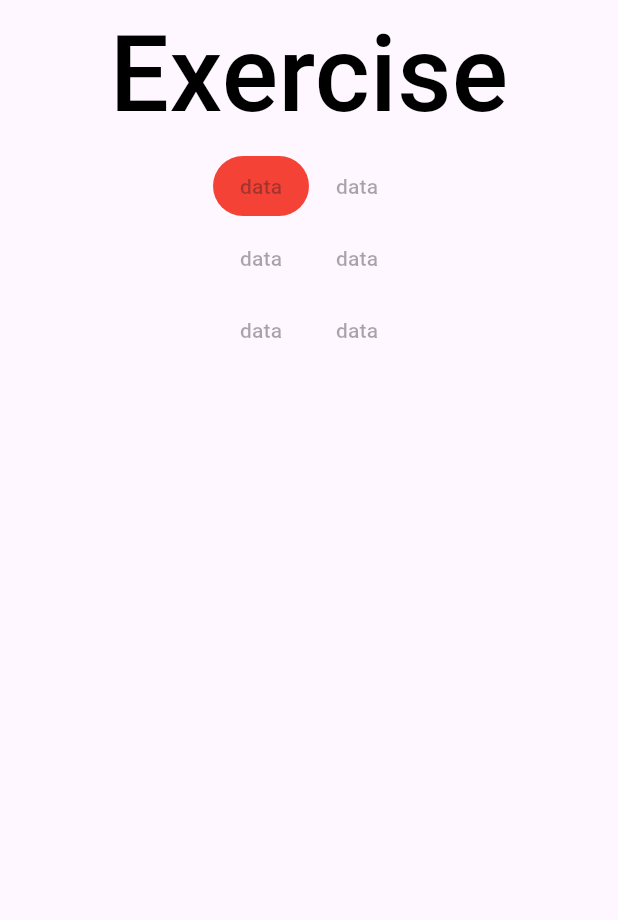
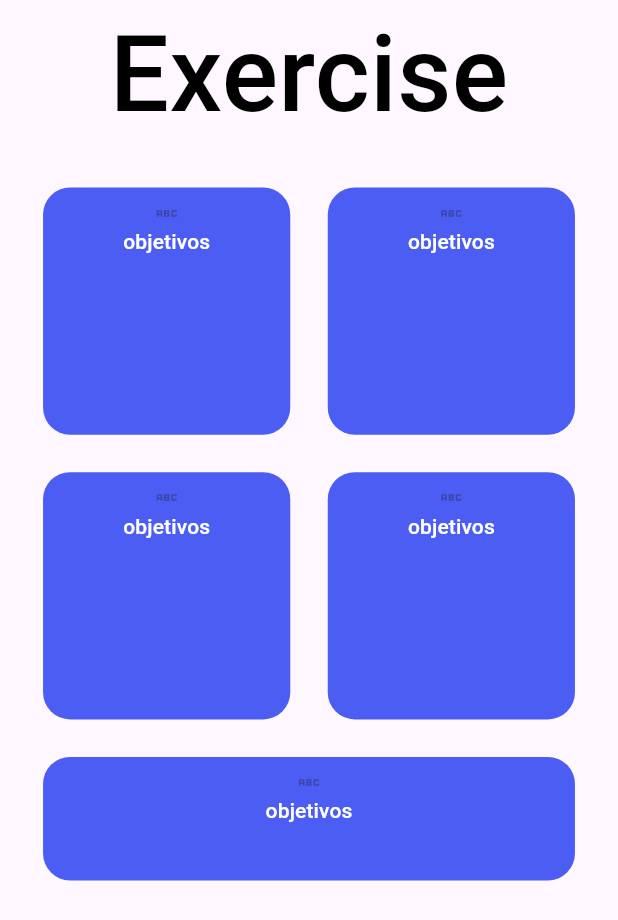
Before and after one commit to gabriel-canals/FitBro, a Flutter app: the ExerciseView widget shown alone on an empty page, opened directly, on a phone screen of 412 x 824 dp. Shown: the top 920 px of the screen. Run offline on Flutter 3.47's test engine with Material 2 defaults, Android fonts, the phone set to English and light mode, and no system bars; our stand-ins replace bloc, cloud_firestore, firebase_auth, firebase_core, flutter_bloc, shared_preferences; missing offline and left inert: country_flags; accounts and stored records are empty; generated files the repository leaves out were written again.

Commit message:
Add Exercise menu distribution of buttons

```diff
--- a/lib/views/exercise/main_exercise_view.dart
+++ b/lib/views/exercise/main_exercise_view.dart
@@ -1,3 +1,4 @@
+import 'package:fitbro/constants/colors.dart';
 import 'package:flutter/material.dart';
 
 class ExerciseView extends StatelessWidget {
@@ -15,32 +16,125 @@ class ExerciseView extends StatelessWidget {
             fontWeight: FontWeight.w500,
           ),
         ),
+        const SizedBox(height: 25),
         Row(
           mainAxisAlignment: MainAxisAlignment.center,
           children: [
-            TextButton(
-              onPressed: null,
-              style: ButtonStyle(
-                backgroundColor: MaterialStateProperty.all(Colors.red),
+            SizedBox(
+              height: MediaQuery.of(context).size.height / 5,
+              width: MediaQuery.of(context).size.width / 2.5,
+              child: TextButton(
+                onPressed: null,
+                style: ButtonStyle(
+                  shape: MaterialStateProperty.all(RoundedRectangleBorder(
+                      borderRadius: BorderRadius.circular(18.0))),
+                  backgroundColor: MaterialStateProperty.all(mainColor),
+                ),
+                child: const Column(
+                  children: [
+                    Icon(Icons.abc),
+                    Text(
+                      "objetivos",
+                      style: TextStyle(color: Colors.white),
+                    ),
+                  ],
+                ),
               ),
-              child: const Text("data"),
             ),
-            const TextButton(onPressed: null, child: Text("data")),
+            const SizedBox(width: 25),
+            SizedBox(
+              height: MediaQuery.of(context).size.height / 5,
+              width: MediaQuery.of(context).size.width / 2.5,
+              child: TextButton(
+                onPressed: null,
+                style: ButtonStyle(
+                  shape: MaterialStateProperty.all(RoundedRectangleBorder(
+                      borderRadius: BorderRadius.circular(18.0))),
+                  backgroundColor: MaterialStateProperty.all(mainColor),
+                ),
+                child: const Column(
+                  children: [
+                    Icon(Icons.abc),
+                    Text(
+                      "objetivos",
+                      style: TextStyle(color: Colors.white),
+                    ),
+                  ],
+                ),
+              ),
+            ),
           ],
         ),
-        const Row(
+        const SizedBox(height: 25),
+        Row(
           mainAxisAlignment: MainAxisAlignment.center,
           children: [
-            TextButton(onPressed: null, child: Text("data")),
-            TextButton(onPressed: null, child: Text("data")),
+            SizedBox(
+              height: MediaQuery.of(context).size.height / 5,
+              width: MediaQuery.of(context).size.width / 2.5,
+              child: TextButton(
+                onPressed: null,
+                style: ButtonStyle(
+                  shape: MaterialStateProperty.all(RoundedRectangleBorder(
+                      borderRadius: BorderRadius.circular(18.0))),
+                  backgroundColor: MaterialStateProperty.all(mainColor),
+                ),
+                child: const Column(
+                  children: [
+                    Icon(Icons.abc),
+                    Text(
+                      "objetivos",
+                      style: TextStyle(color: Colors.white),
+                    ),
+                  ],
+                ),
+              ),
+            ),
+            const SizedBox(width: 25),
+            SizedBox(
+              height: MediaQuery.of(context).size.height / 5,
+              width: MediaQuery.of(context).size.width / 2.5,
+              child: TextButton(
+                onPressed: null,
+                style: ButtonStyle(
+                  shape: MaterialStateProperty.all(RoundedRectangleBorder(
+                      borderRadius: BorderRadius.circular(18.0))),
+                  backgroundColor: MaterialStateProperty.all(mainColor),
+                ),
+                child: const Column(
+                  children: [
+                    Icon(Icons.abc),
+                    Text(
+                      "objetivos",
+                      style: TextStyle(color: Colors.white),
+                    ),
+                  ],
+                ),
+              ),
+            ),
           ],
         ),
-        const Row(
-          mainAxisAlignment: MainAxisAlignment.center,
-          children: [
-            TextButton(onPressed: null, child: Text("data")),
-            TextButton(onPressed: null, child: Text("data")),
-          ],
+        const SizedBox(height: 25),
+        SizedBox(
+          height: MediaQuery.of(context).size.height / 10,
+          width: (MediaQuery.of(context).size.width / 2.5 * 2 + 25),
+          child: TextButton(
+            onPressed: null,
+            style: ButtonStyle(
+              shape: MaterialStateProperty.all(RoundedRectangleBorder(
+                  borderRadius: BorderRadius.circular(18.0))),
+              backgroundColor: MaterialStateProperty.all(mainColor),
+            ),
+            child: const Column(
+              children: [
+                Icon(Icons.abc),
+                Text(
+                  "objetivos",
+                  style: TextStyle(color: Colors.white),
+                ),
+              ],
+            ),
+          ),
         ),
       ],
     );
```
